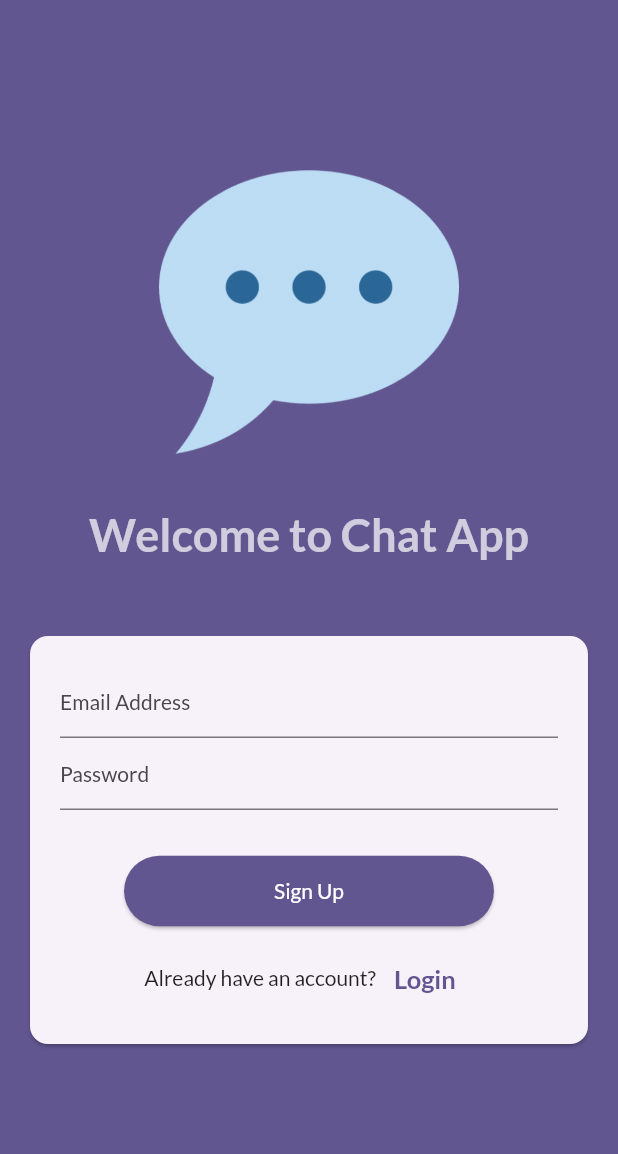
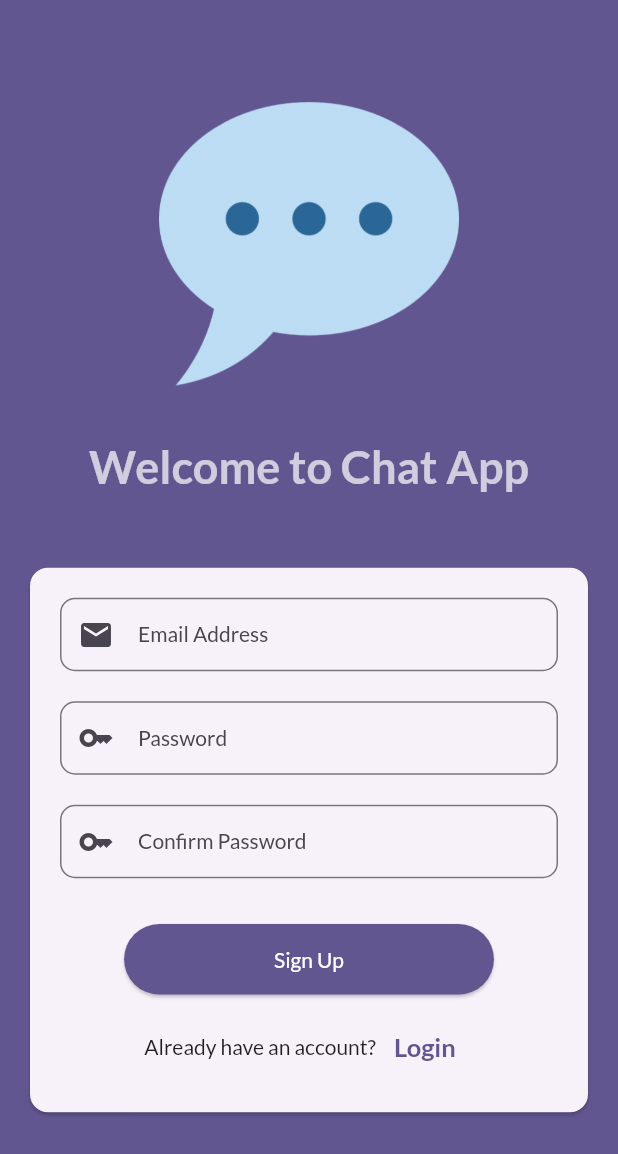
Before and after one commit to Indranilsen2005/Chat_App, a Flutter app: the screen it shows after launch, after a tap on "Sign Up", on a phone screen of 412 x 824 dp. Shown: the top 1154 px of the screen. Run offline on Flutter 3.47's test engine with Material 2 defaults, Android fonts, the phone set to English and light mode, and no system bars; our stand-ins replace google_fonts.

Commit message:
Updated the welcome screen

```diff
--- a/lib/screens/auth.dart
+++ b/lib/screens/auth.dart
@@ -12,6 +12,45 @@ class _AuthScreenState extends State<AuthScreen> {
 
   @override
   Widget build(BuildContext context) {
+    Widget passwordBoxPreview = TextFormField(
+      decoration: InputDecoration(
+        labelText: 'Password',
+        border: OutlineInputBorder(
+          borderRadius: BorderRadius.circular(10),
+        ),
+        prefixIcon: const Icon(Icons.key),
+      ),
+      obscureText: true,
+    );
+
+    if (!_isLogin) {
+      passwordBoxPreview = Column(
+        children: [
+          TextFormField(
+            decoration: InputDecoration(
+              labelText: 'Password',
+              border: OutlineInputBorder(
+                borderRadius: BorderRadius.circular(10),
+              ),
+              prefixIcon: const Icon(Icons.key),
+            ),
+            obscureText: true,
+          ),
+          const SizedBox(height: 20),
+          TextFormField(
+            decoration: InputDecoration(
+              labelText: 'Confirm Password',
+              border: OutlineInputBorder(
+                borderRadius: BorderRadius.circular(10),
+              ),
+              prefixIcon: const Icon(Icons.key),
+            ),
+            obscureText: true,
+          ),
+        ],
+      );
+    }
+
     return Scaffold(
       backgroundColor: Theme.of(context).colorScheme.primary,
       body: Center(
@@ -44,19 +83,19 @@ class _AuthScreenState extends State<AuthScreen> {
                     child: Column(
                       children: [
                         TextFormField(
-                          decoration: const InputDecoration(
+                          decoration: InputDecoration(
                             labelText: 'Email Address',
+                            border: OutlineInputBorder(
+                              borderRadius: BorderRadius.circular(10),
+                            ),
+                            prefixIcon: const Icon(Icons.email),
                           ),
                           autocorrect: false,
                           keyboardType: TextInputType.emailAddress,
                           textCapitalization: TextCapitalization.none,
                         ),
-                        TextFormField(
-                          decoration: const InputDecoration(
-                            labelText: 'Password',
-                          ),
-                          obscureText: true,
-                        ),
+                        const SizedBox(height: 20),
+                        passwordBoxPreview,
                         const SizedBox(height: 30),
                         ElevatedButton(
                           onPressed: () {},
@@ -95,7 +134,7 @@ class _AuthScreenState extends State<AuthScreen> {
                               ),
                             ),
                           ],
-                        )
+                        ),
                       ],
                     ),
                   ),
```
